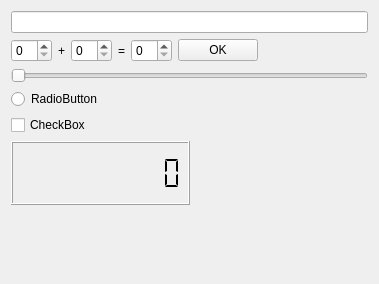
Before: the Qt Designer form Qt/my_programm/_For_tests/src/for_tests_mainbox/ui/for_tests_mainbox.ui in RinatB2017/mega_GIT, drawn with Qt 5.
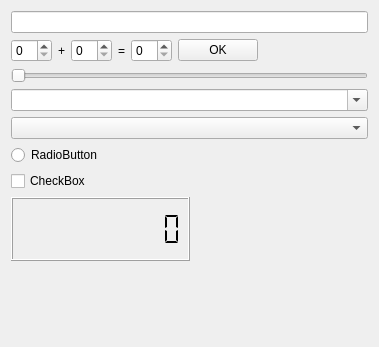
After: the same form once the commit is applied.

The edit to the form file:
```diff
--- a/Qt/my_programm/_For_tests/src/for_tests_mainbox/ui/for_tests_mainbox.ui
+++ b/Qt/my_programm/_For_tests/src/for_tests_mainbox/ui/for_tests_mainbox.ui
@@ -7,7 +7,7 @@
     <x>0</x>
     <y>0</y>
     <width>379</width>
-    <height>284</height>
+    <height>347</height>
    </rect>
   </property>
   <layout class="QVBoxLayout" name="verticalLayout">
@@ -80,6 +80,19 @@
      </property>
     </widget>
    </item>
+   <item>
+    <widget class="QComboBox" name="comboBox">
+     <property name="enabled">
+      <bool>true</bool>
+     </property>
+     <property name="editable">
+      <bool>true</bool>
+     </property>
+    </widget>
+   </item>
+   <item>
+    <widget class="QComboBox" name="comboBox_2"/>
+   </item>
    <item>
     <widget class="QRadioButton" name="radioButton">
      <property name="text">
```
